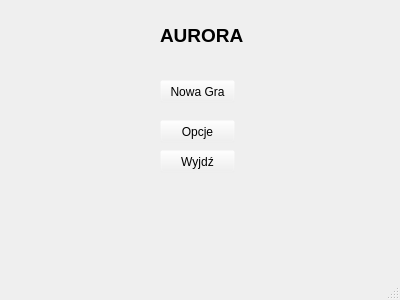
Above: mainwindow.ui from StylishTriangles/Aurora before the change. Below: the same form after it.
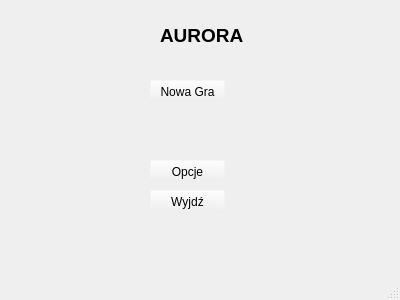
That is the form after the change.

Patch:
```diff
--- a/mainwindow.ui
+++ b/mainwindow.ui
@@ -10,6 +10,12 @@
     <height>300</height>
    </rect>
   </property>
+  <property name="minimumSize">
+   <size>
+    <width>320</width>
+    <height>180</height>
+   </size>
+  </property>
   <property name="windowTitle">
    <string>Aurora</string>
   </property>
@@ -429,45 +435,6 @@
      </disabled>
     </palette>
    </property>
-   <widget class="QPushButton" name="exitButton">
-    <property name="geometry">
-     <rect>
-      <x>160</x>
-      <y>150</y>
-      <width>75</width>
-      <height>23</height>
-     </rect>
-    </property>
-    <property name="text">
-     <string>Wyjdź</string>
-    </property>
-   </widget>
-   <widget class="QPushButton" name="newGameButton">
-    <property name="geometry">
-     <rect>
-      <x>160</x>
-      <y>80</y>
-      <width>75</width>
-      <height>23</height>
-     </rect>
-    </property>
-    <property name="text">
-     <string>Nowa Gra</string>
-    </property>
-   </widget>
-   <widget class="QPushButton" name="optionsButton">
-    <property name="geometry">
-     <rect>
-      <x>160</x>
-      <y>120</y>
-      <width>75</width>
-      <height>23</height>
-     </rect>
-    </property>
-    <property name="text">
-     <string>Opcje</string>
-    </property>
-   </widget>
    <widget class="QLabel" name="label">
     <property name="geometry">
      <rect>
@@ -491,6 +458,67 @@
      <string>AURORA</string>
     </property>
    </widget>
+   <widget class="QFrame" name="frame">
+    <property name="geometry">
+     <rect>
+      <x>130</x>
+      <y>70</y>
+      <width>120</width>
+      <height>150</height>
+     </rect>
+    </property>
+    <property name="sizePolicy">
+     <sizepolicy hsizetype="Preferred" vsizetype="Preferred">
+      <horstretch>0</horstretch>
+      <verstretch>0</verstretch>
+     </sizepolicy>
+    </property>
+    <property name="frameShape">
+     <enum>QFrame::StyledPanel</enum>
+    </property>
+    <property name="frameShadow">
+     <enum>QFrame::Raised</enum>
+    </property>
+    <widget class="QPushButton" name="exitButton">
+     <property name="geometry">
+      <rect>
+       <x>20</x>
+       <y>120</y>
+       <width>75</width>
+       <height>23</height>
+      </rect>
+     </property>
+     <property name="text">
+      <string>Wyjdź</string>
+     </property>
+    </widget>
+    <widget class="QPushButton" name="optionsButton">
+     <property name="geometry">
+      <rect>
+       <x>20</x>
+       <y>90</y>
+       <width>75</width>
+       <height>23</height>
+      </rect>
+     </property>
+     <property name="text">
+      <string>Opcje</string>
+     </property>
+    </widget>
+    <widget class="QPushButton" name="newGameButton">
+     <property name="geometry">
+      <rect>
+       <x>20</x>
+       <y>10</y>
+       <width>75</width>
+       <height>23</height>
+      </rect>
+     </property>
+     <property name="text">
+      <string>Nowa Gra</string>
+     </property>
+    </widget>
+   </widget>
   </widget>
   <widget class="QMenuBar" name="menuBar">
    <property name="geometry">
```
